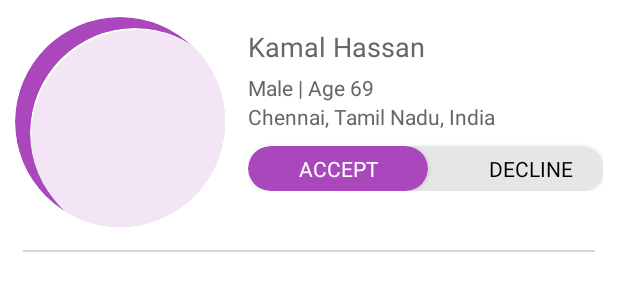
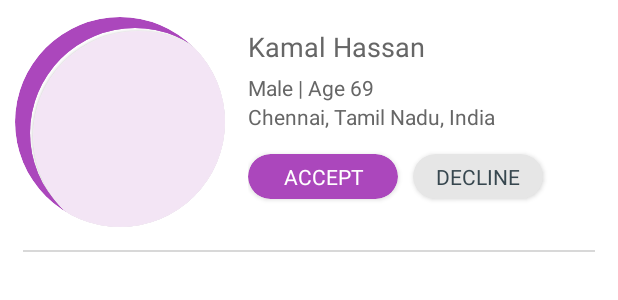
Before and after one commit to explorethecodes/shaadi-karo-app, an Android app: the layout adapter_matches.xml on its own in the app's theme, with its tools: preview values and no code run, on a phone screen of 412 x 824 dp. Shown: the top 300 px of the screen. Run offline under Robolectric (Android 15) with nearby library versions, the phone set to English and light mode, and no system bars; network calls fail; Roboto replaces fonts that are not available here.

Commit message:
UI Enhancements

```diff
--- a/app/src/main/res/layout/adapter_matches.xml
+++ b/app/src/main/res/layout/adapter_matches.xml
@@ -114,7 +114,6 @@
                         android:layout_height="wrap_content"/>
 
                     <LinearLayout
-                        android:visibility="gone"
                         android:layout_marginTop="10dp"
                         android:layout_width="match_parent"
                         android:layout_height="wrap_content"
@@ -145,20 +144,46 @@
 
                         </androidx.cardview.widget.CardView>
 
+                        <androidx.cardview.widget.CardView
+                            android:layout_marginStart="10dp"
+                            android:layout_marginTop="5dp"
+                            android:layout_marginBottom="5dp"
+                            app:contentPadding="5dp"
+                            android:focusable="true"
+                            android:clickable="true"
+                            android:foreground="?android:attr/selectableItemBackground"
+                            app:cardCornerRadius="20dp"
+                            android:layout_gravity="center"
+                            android:layout_width="wrap_content"
+                            android:layout_height="wrap_content"
+                            app:cardElevation="2dp"
+                            app:cardBackgroundColor="@color/grey_10">
+
                             <TextView
-                            android:layout_marginLeft="20dp"
+                                android:layout_marginStart="10dp"
+                                android:layout_marginEnd="10dp"
                                 android:textAllCaps="true"
                                 android:text="Decline"
                                 android:gravity="center"
                                 android:textAppearance="@style/TextAppearance.AppCompat.Small"
-                            android:textColor="@color/black"
+                                android:textColor="@color/grey_80"
                                 android:layout_gravity="center"
-                            android:layout_width="wrap_content"
+                                android:layout_width="match_parent"
                                 android:layout_height="wrap_content"/>
+
+                        </androidx.cardview.widget.CardView>
+
                     </LinearLayout>
 
+                    <FrameLayout
+                        android:visibility="gone"
+                        android:paddingStart="5dp"
+                        android:paddingTop="10dp"
+                        android:paddingBottom="10dp"
+                        android:layout_width="match_parent"
+                        android:layout_height="wrap_content">
+
                         <androidx.cardview.widget.CardView
-                        android:layout_marginTop="10dp"
                             app:cardCornerRadius="20dp"
                             app:cardBackgroundColor="@color/grey_10"
                             android:layout_width="match_parent"
@@ -194,11 +219,13 @@
                                 android:text="Decline"
                                 android:gravity="end"
                                 android:textAppearance="@style/TextAppearance.AppCompat.Small"
-                            android:textColor="@color/black"
+                                android:textColor="@color/grey_80"
                                 android:layout_gravity="center_vertical|end"
                                 android:layout_width="wrap_content"
                                 android:layout_height="wrap_content"/>
                         </androidx.cardview.widget.CardView>
+
+                    </FrameLayout>
                 </LinearLayout>
 
             </androidx.cardview.widget.CardView>
```
Lines whose indentation alone changed are shown as unchanged.
